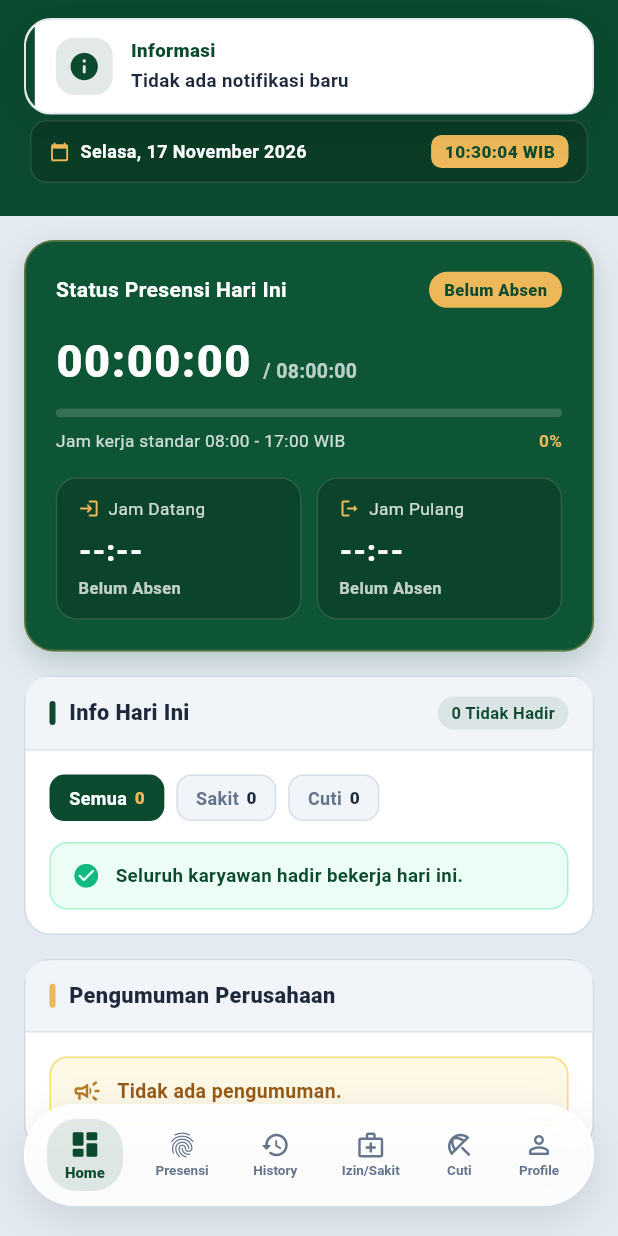
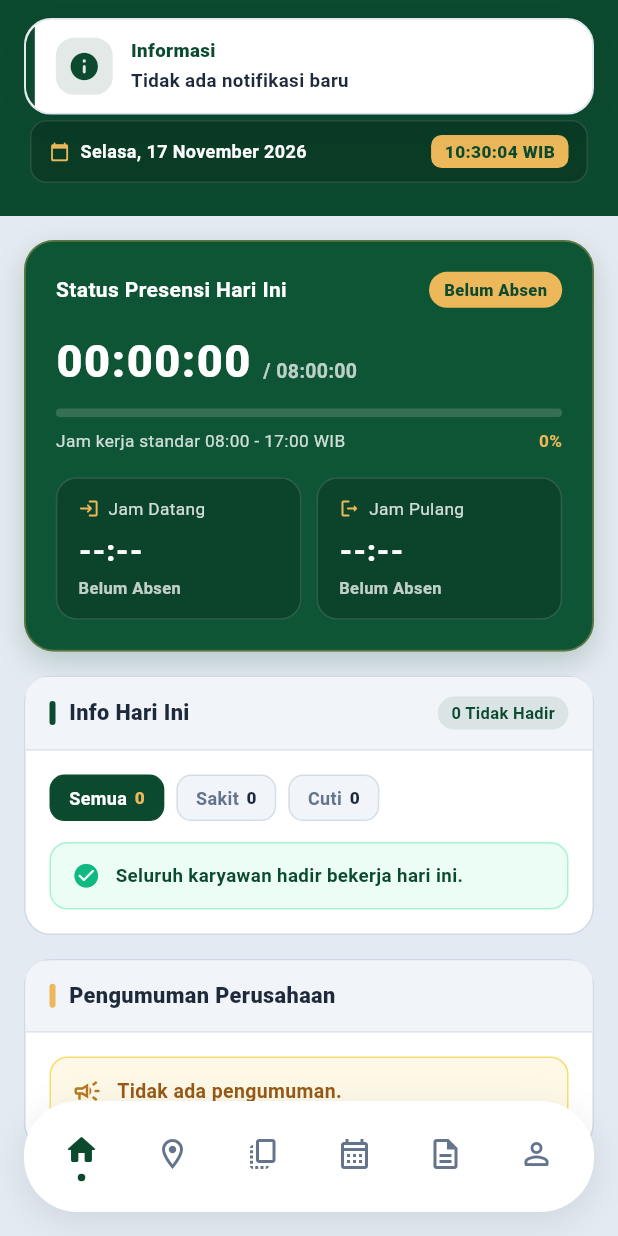
Before and after one commit to ramonnpp/erp-gamamulti-mobile-v2, a Flutter app: the MainNavigation screen opened directly, after a tap on the "notifications none" icon, on a phone screen of 412 x 824 dp. Run offline on Flutter 3.47's test engine with Material 3 defaults, Android fonts, the phone set to English and light mode, and no system bars; our stand-ins replace file_picker, image_picker, pdf, share_plus, shared_preferences; missing offline and left inert: postgres; accounts and stored records are empty.

Commit message:
update ui navigation, delete geolocator ini spec

```diff
--- a/lib/views/attendance/attendance_screen.dart
+++ b/lib/views/attendance/attendance_screen.dart
@@ -365,7 +365,7 @@ class _AttendanceScreenState extends State<AttendanceScreen> {
     Color phaseBadgeText = AppTheme.primaryColor;
 
     if (_checkedIn && !_checkedOut) {
-      phaseBadge = 'SHIFT AKTIF • SIAP ABSEN PULANG';
+      phaseBadge = 'SHIFT AKTIF';
       phaseBadgeBg = const Color(0xFF10B981);
       phaseBadgeText = Colors.white;
     } else if (isComplete) {
--- a/lib/views/navigation/main_navigation.dart
+++ b/lib/views/navigation/main_navigation.dart
@@ -15,9 +15,31 @@ class MainNavigation extends StatefulWidget {
   State<MainNavigation> createState() => _MainNavigationState();
 }
 
-class _MainNavigationState extends State<MainNavigation> {
+class _MainNavigationState extends State<MainNavigation>
+    with SingleTickerProviderStateMixin {
   int _currentIndex = 0;
-  final PageController _pageController = PageController();
+  late AnimationController _fadeController;
+  late Animation<double> _fadeAnimation;
+
+  @override
+  void initState() {
+    super.initState();
+    _fadeController = AnimationController(
+      vsync: this,
+      duration: const Duration(milliseconds: 250),
+    );
+    _fadeAnimation = CurvedAnimation(
+      parent: _fadeController,
+      curve: Curves.easeInOut,
+    );
+    _fadeController.forward();
+  }
+
+  @override
+  void dispose() {
+    _fadeController.dispose();
+    super.dispose();
+  }
 
   Future<bool> _onWillPop() async {
     if (_currentIndex != 0) {
@@ -25,7 +47,6 @@ class _MainNavigationState extends State<MainNavigation> {
       return false;
     }
 
-    // Redesign Total: Alert Keluar Aplikasi menggunakan Bottom Sheet modern ala iOS
     final confirmed = await showModalBottomSheet<bool>(
       context: context,
       backgroundColor: Colors.transparent,
@@ -147,44 +168,43 @@ class _MainNavigationState extends State<MainNavigation> {
   void _goTo(int index) {
     if (index == _currentIndex) return;
     HapticFeedback.selectionClick();
-    setState(() => _currentIndex = index);
-    _pageController.animateToPage(
-      index,
-      duration: const Duration(milliseconds: 400),
-      curve: Curves.easeInOutCubic,
-    );
+
+    _fadeController.reverse().then((_) {
+      setState(() {
+        _currentIndex = index;
+      });
+      _fadeController.forward();
+    });
   }
 
+  // Daftar Screen (6 Menu Utama)
   final List<Widget> _screens = [
-    const HomeScreen(),
-    const AttendanceScreen(),
-    const AttendanceHistoryScreen(),
-    const SickLeaveHistoryScreen(),
-    const LeaveHistoryScreen(),
-    const ProfileScreen(),
+    const HomeScreen(), // 0. Home
+    const AttendanceScreen(), // 1. Presensi
+    const SickLeaveHistoryScreen(), // 2. Izin/Sakit
+    const LeaveHistoryScreen(), // 3. Permohonan Cuti
+    const AttendanceHistoryScreen(), // 4. History
+    const ProfileScreen(), // 5. Profil
   ];
 
+  // Daftar Menu & Ikon
   final List<_NavItem> _items = [
-    _NavItem(Icons.dashboard_outlined, Icons.dashboard_rounded, 'Home'),
-    _NavItem(Icons.fingerprint_outlined, Icons.fingerprint, 'Presensi'),
-    _NavItem(Icons.history_rounded, Icons.history_rounded, 'History'),
+    _NavItem(Icons.home_outlined, Icons.home_rounded, 'Home'),
+    _NavItem(Icons.location_on_outlined, Icons.location_on_rounded, 'Presensi'),
+    _NavItem(Icons.copy_all_outlined, Icons.copy_all_rounded, 'Izin/Sakit'),
     _NavItem(
-      Icons.medical_services_outlined,
-      Icons.medical_services_rounded,
-      'Izin/Sakit',
+      Icons.calendar_month_outlined,
+      Icons.calendar_month_rounded,
+      'Cuti',
     ),
-    _NavItem(Icons.beach_access_outlined, Icons.beach_access_rounded, 'Cuti'),
-    _NavItem(Icons.person_outline_rounded, Icons.person_rounded, 'Profile'),
+    _NavItem(Icons.description_outlined, Icons.description_rounded, 'History'),
+    _NavItem(Icons.person_outline_rounded, Icons.person_rounded, 'Profil'),
   ];
 
   @override
-  void dispose() {
-    _pageController.dispose();
-    super.dispose();
-  }
+  Widget build(BuildContext context) {
+    final bottomPadding = MediaQuery.of(context).padding.bottom;
 
-  @override
-  Widget build(BuildContext context) {
     return PopScope(
       canPop: false,
       onPopInvokedWithResult: (didPop, result) async {
@@ -196,40 +216,73 @@ class _MainNavigationState extends State<MainNavigation> {
       },
       child: Scaffold(
         extendBody: true,
-        body: PageView(
-          controller: _pageController,
-          physics: const NeverScrollableScrollPhysics(),
-          onPageChanged: (index) => setState(() => _currentIndex = index),
-          children: _screens,
+        body: FadeTransition(
+          opacity: _fadeAnimation,
+          child: _screens[_currentIndex],
         ),
         bottomNavigationBar: Padding(
-          padding: const EdgeInsets.fromLTRB(16, 0, 16, 20),
+          padding: EdgeInsets.fromLTRB(
+            16,
+            0,
+            16,
+            bottomPadding > 0 ? bottomPadding + 6 : 16,
+          ),
           child: Container(
-            height: 68,
+            height: 74,
+            padding: const EdgeInsets.symmetric(horizontal: 8),
             decoration: BoxDecoration(
-              color: Colors.white.withValues(alpha: 0.92),
-              borderRadius: BorderRadius.circular(34),
-              border: Border.all(
-                color: Colors.white.withValues(alpha: 0.8),
-                width: 1.5,
-              ),
+              color: Colors.white,
+              borderRadius: BorderRadius.circular(36),
               boxShadow: [
                 BoxShadow(
-                  color: const Color(0xFF0F172A).withValues(alpha: 0.12),
-                  blurRadius: 24,
-                  offset: const Offset(0, 8),
+                  color: const Color(0xFF0F172A).withValues(alpha: 0.1),
+                  blurRadius: 20,
+                  offset: const Offset(0, 6),
                 ),
               ],
             ),
+            // Menggunakan Row dengan spaceAround agar pas di tengah dan terbagi rata di semua layar HP
             child: Row(
-              mainAxisAlignment: MainAxisAlignment.spaceEvenly,
+              mainAxisAlignment: MainAxisAlignment.spaceAround,
               children: List.generate(_items.length, (index) {
                 final item = _items[index];
                 final selected = index == _currentIndex;
-                return _iPhoneStyleNavItem(
-                  item: item,
-                  selected: selected,
+
+                return GestureDetector(
                   onTap: () => _goTo(index),
+                  behavior: HitTestBehavior.opaque,
+                  child: AnimatedContainer(
+                    duration: const Duration(milliseconds: 300),
+                    curve: Curves.easeOutCubic,
+                    padding: const EdgeInsets.symmetric(
+                      horizontal: 10,
+                      vertical: 8,
+                    ),
+                    child: Column(
+                      mainAxisSize: MainAxisSize.min,
+                      mainAxisAlignment: MainAxisAlignment.center,
+                      children: [
+                        Icon(
+                          selected ? item.selectedIcon : item.icon,
+                          color: selected
+                              ? AppTheme.primaryColor
+                              : AppTheme.textSecondary,
+                          size: 24,
+                        ),
+                        const SizedBox(height: 4),
+                        // Indikator titik/lengkung kecil di bawah ikon yang aktif (seperti di referensi gambar)
+                        AnimatedContainer(
+                          duration: const Duration(milliseconds: 300),
+                          width: selected ? 5 : 0,
+                          height: selected ? 5 : 0,
+                          decoration: BoxDecoration(
+                            color: AppTheme.primaryColor,
+                            shape: BoxShape.circle,
+                          ),
+                        ),
+                      ],
+                    ),
+                  ),
                 );
               }),
             ),
@@ -246,68 +299,3 @@ class _NavItem {
   final String label;
   const _NavItem(this.icon, this.selectedIcon, this.label);
 }
-
-class _iPhoneStyleNavItem extends StatelessWidget {
-  final _NavItem item;
-  final bool selected;
-  final VoidCallback onTap;
-
-  const _iPhoneStyleNavItem({
-    required this.item,
-    required this.selected,
-    required this.onTap,
-  });
-
-  @override
-  Widget build(BuildContext context) {
-    return GestureDetector(
-      onTap: onTap,
-      behavior: HitTestBehavior.opaque,
-      child: AnimatedContainer(
-        duration: const Duration(milliseconds: 300),
-        curve: Curves.easeInOutCubic,
-        padding: EdgeInsets.symmetric(
-          horizontal: selected ? 12 : 8,
-          vertical: 6,
-        ),
-        decoration: BoxDecoration(
-          color: selected
-              ? AppTheme.primaryColor.withValues(alpha: 0.12)
-              : Colors.transparent,
-          borderRadius: BorderRadius.circular(20),
-        ),
-        child: Column(
-          mainAxisSize: MainAxisSize.min,
-          mainAxisAlignment: MainAxisAlignment.center,
-          children: [
-            AnimatedSwitcher(
-              duration: const Duration(milliseconds: 200),
-              transitionBuilder: (child, animation) =>
-                  ScaleTransition(scale: animation, child: child),
-              child: Icon(
-                selected ? item.selectedIcon : item.icon,
-                key: ValueKey(selected),
-                color: selected
-                    ? AppTheme.primaryColor
-                    : AppTheme.textSecondary,
-                size: selected ? 22 : 20,
-              ),
-            ),
-            const SizedBox(height: 2),
-            AnimatedDefaultTextStyle(
-              duration: const Duration(milliseconds: 200),
-              style: TextStyle(
-                fontSize: selected ? 10 : 9,
-                fontWeight: selected ? FontWeight.w800 : FontWeight.w600,
-                color: selected
-                    ? AppTheme.primaryColor
-                    : AppTheme.textSecondary,
-              ),
-              child: Text(item.label),
-            ),
-          ],
-        ),
-      ),
-    );
-  }
-}
--- a/pubspec.yaml
+++ b/pubspec.yaml
@@ -40,7 +40,6 @@ dependencies:
   file_picker: ^13.3.2
   open_filex: ^4.5.0
   path_provider: ^2.1.2
-  geolocator: ^14.0.1
   pdf: ^3.11.3
   share_plus: ^13.0.0
 
```
Also changed, not shown: pubspec.lock, 3 other files.
